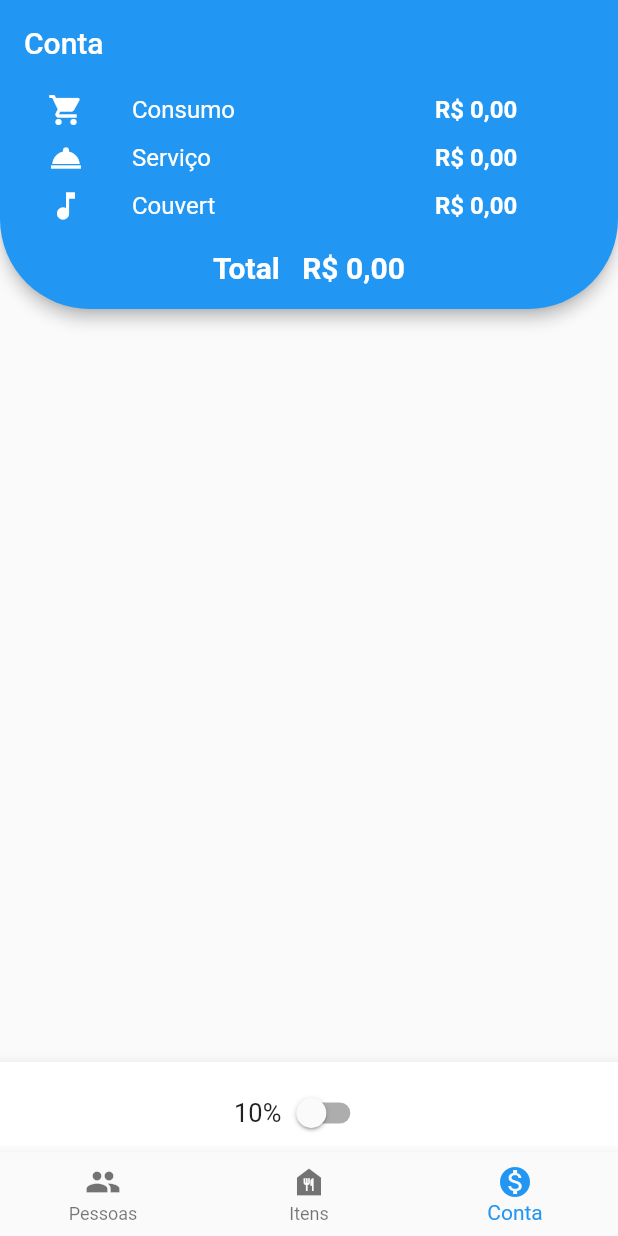
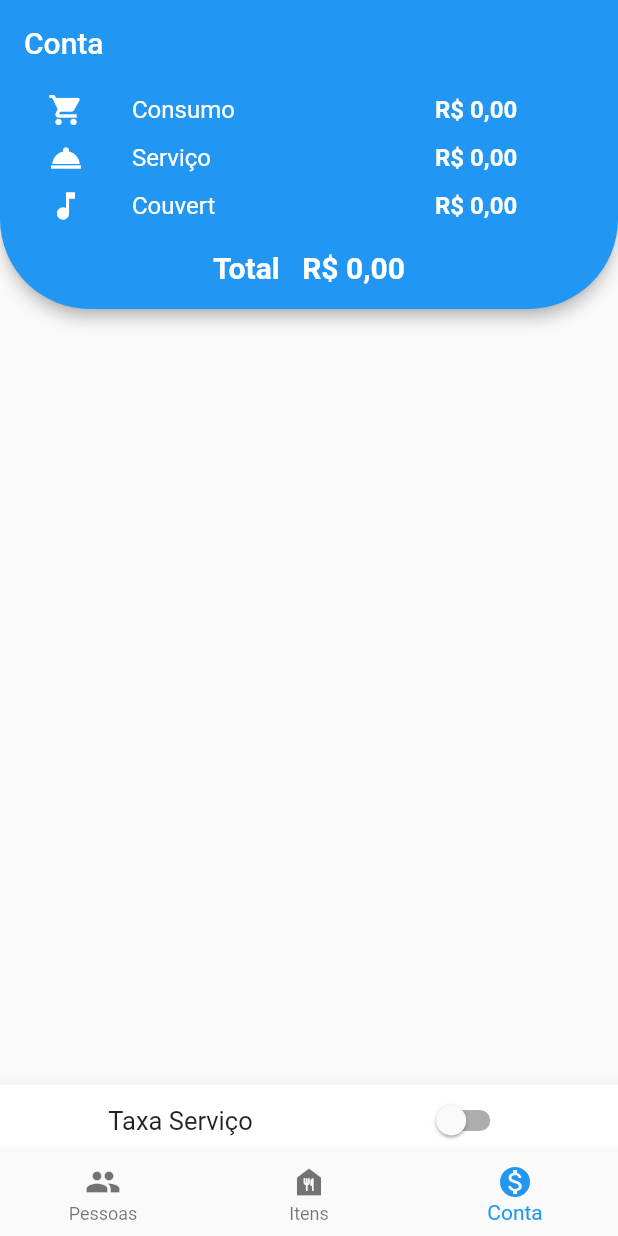
Before and after one commit to vgomesfalcao/bill_splitter_mobile, a Flutter app: the screen it shows after launch, item 3 of the bottom bar chosen, on a phone screen of 412 x 824 dp. Run offline on Flutter 3.47's test engine with Material 2 defaults, Android fonts, the phone set to English and light mode, and no system bars; our stand-ins replace currency_text_input_formatter.

Commit message:
Bill update

```diff
--- /dev/null
+++ b/lib/components/bill_list_tile_component.dart
@@ -0,0 +1,57 @@
+import 'package:flutter/material.dart';
+
+class BillListTile extends StatefulWidget {
+  const BillListTile(
+      {super.key,
+      required double fontSize,
+      required String label,
+      required String value,
+      required IconData icon})
+      : _fontSize = fontSize,
+        _label = label,
+        _value = value,
+        _icon = icon;
+
+  final double _fontSize;
+  final String _label;
+  final String _value;
+  final IconData _icon;
+
+  @override
+  State<BillListTile> createState() => _BillListTileState();
+}
+
+class _BillListTileState extends State<BillListTile> {
+  @override
+  Widget build(BuildContext context) {
+    return ListTile(
+      visualDensity: const VisualDensity(horizontal: 0, vertical: -4),
+      dense: true,
+      leading: Icon(
+        widget._icon,
+        color: Colors.white,
+      ),
+      title: Text.rich(TextSpan(
+          style: TextStyle(fontSize: widget._fontSize, color: Colors.white),
+          children: [TextSpan(text: widget._label)])),
+      trailing: SizedBox(
+        width: 100,
+        child: Row(
+          children: [
+            Transform.translate(
+              offset: const Offset(10, 0),
+              child: Text.rich(TextSpan(
+                  style: TextStyle(
+                      fontSize: widget._fontSize, color: Colors.white),
+                  children: [
+                    TextSpan(
+                        text: widget._value,
+                        style: const TextStyle(fontWeight: FontWeight.bold))
+                  ])),
+            )
+          ],
+        ),
+      ),
+    );
+  }
+}
--- a/lib/utils/formatter.dart
+++ b/lib/utils/formatter.dart
@@ -2,11 +2,9 @@ import 'package:intl/intl.dart';
 
 class Formatter {
   final NumberFormat formatter = NumberFormat("#,##0.00", "pt_BR");
-  final bool currencyIcon;
 
-  Formatter({this.currencyIcon = true});
-
-  String formatCurrencyNumber(double number) {
+  String formatCurrencyNumber(
+      {required double number, bool currencyIcon = true}) {
     String formattedNumber = formatter.format(number);
     return currencyIcon ? 'R\$ $formattedNumber' : formattedNumber;
   }
--- a/lib/views/bill/bill_view.dart
+++ b/lib/views/bill/bill_view.dart
@@ -1,5 +1,6 @@
+import 'package:bill_splitter/components/bill_list_tile_component.dart';
+import 'package:bill_splitter/components/user_bill_tile_component.dart';
 import 'package:bill_splitter/controller/form_item_controller.dart';
-import 'package:bill_splitter/model/user/user_list_model.dart';
 import 'package:flutter/material.dart';
 
 class BillScreen extends StatefulWidget {
@@ -68,15 +69,22 @@ class _BillScreenState extends State<BillScreen> {
       ),
       bottomNavigationBar: BottomAppBar(
           shape: const CircularNotchedRectangle(),
-          child: SizedBox(
-              height: 60,
-              child: ListTile(
+          child: SizedBox(height: 45, child: tipButton())),
+      body: UserBillTile(formItemController: _formItemController),
+    );
+  }
+
+  ListTile tipButton() {
+    return ListTile(
         title: Center(
-                child: SizedBox(
-                    width: 100,
-                    child: Row(children: [
+      child: Transform.translate(
+        offset: const Offset(0, -4),
+        child: SizedBox.expand(
+            child: Row(
+                mainAxisAlignment: MainAxisAlignment.spaceAround,
+                children: [
               const Text(
-                        '10%',
+                'Taxa Serviço',
                 style: TextStyle(fontSize: 17),
               ),
               Switch(
@@ -85,83 +93,7 @@ class _BillScreenState extends State<BillScreen> {
                     setState(() => _formItemController.changeTip());
                   }),
             ])),
-              )))),
-      body: ListView.builder(
-          shrinkWrap: true,
-          itemCount: UserListModel().getUsers().length,
-          itemBuilder: (context, index) {
-            return Card(
-              child: ListTile(
-                leading: const Center(
-                    widthFactor: 0.6,
-                    child: Icon(Icons.monetization_on_outlined, size: 60)),
-                title: Padding(
-                  padding: const EdgeInsets.only(top: 6, bottom: 6.0),
-                  child: Text(
-                    UserListModel().getUsers()[index].name,
       ),
-                ),
-                subtitle: _formItemController.getValueFromUserIndex(index),
-                isThreeLine: true,
-              ),
-            );
-          }),
-    );
+    ));
   }
 }
-
-class BillListTile extends StatefulWidget {
-  const BillListTile(
-      {super.key,
-      required double fontSize,
-      required String label,
-      required String value,
-      required IconData icon})
-      : _fontSize = fontSize,
-        _label = label,
-        _value = value,
-        _icon = icon;
-
-  final double _fontSize;
-  final String _label;
-  final String _value;
-  final IconData _icon;
-
-  @override
-  State<BillListTile> createState() => _BillListTileState();
-}
-
-class _BillListTileState extends State<BillListTile> {
-  @override
-  Widget build(BuildContext context) {
-    return ListTile(
-      visualDensity: const VisualDensity(horizontal: 0, vertical: -4),
-      dense: true,
-      leading: Icon(
-        widget._icon,
-        color: Colors.white,
-      ),
-      title: Text.rich(TextSpan(
-          style: TextStyle(fontSize: widget._fontSize, color: Colors.white),
-          children: [TextSpan(text: widget._label)])),
-      trailing: SizedBox(
-        width: 100,
-        child: Row(
-          children: [
-            Transform.translate(
-              offset: const Offset(10, 0),
-              child: Text.rich(TextSpan(
-                  style: TextStyle(
-                      fontSize: widget._fontSize, color: Colors.white),
-                  children: [
-                    TextSpan(
-                        text: widget._value,
-                        style: const TextStyle(fontWeight: FontWeight.bold))
-                  ])),
-            )
-          ],
-        ),
-      ),
-    );
-  }
-}
--- a/lib/views/items/list_item_view.dart
+++ b/lib/views/items/list_item_view.dart
@@ -64,7 +64,7 @@ class ItemRow extends StatelessWidget {
         child: ListTile(
       leading: const Icon(Icons.monetization_on_outlined),
       title: Text(_item.itemLabel),
-      subtitle: Text(Formatter().formatCurrencyNumber(_item.itemValue)),
+      subtitle: Text(Formatter().formatCurrencyNumber(number: _item.itemValue)),
     ));
   }
 }
```
Also changed, not shown: lib/components/user_bill_tile_component.dart (added, +56 -0 lines), lib/controller/form_item_controller.dart (+62 -24 lines). Lines whose indentation alone changed are shown as unchanged.
